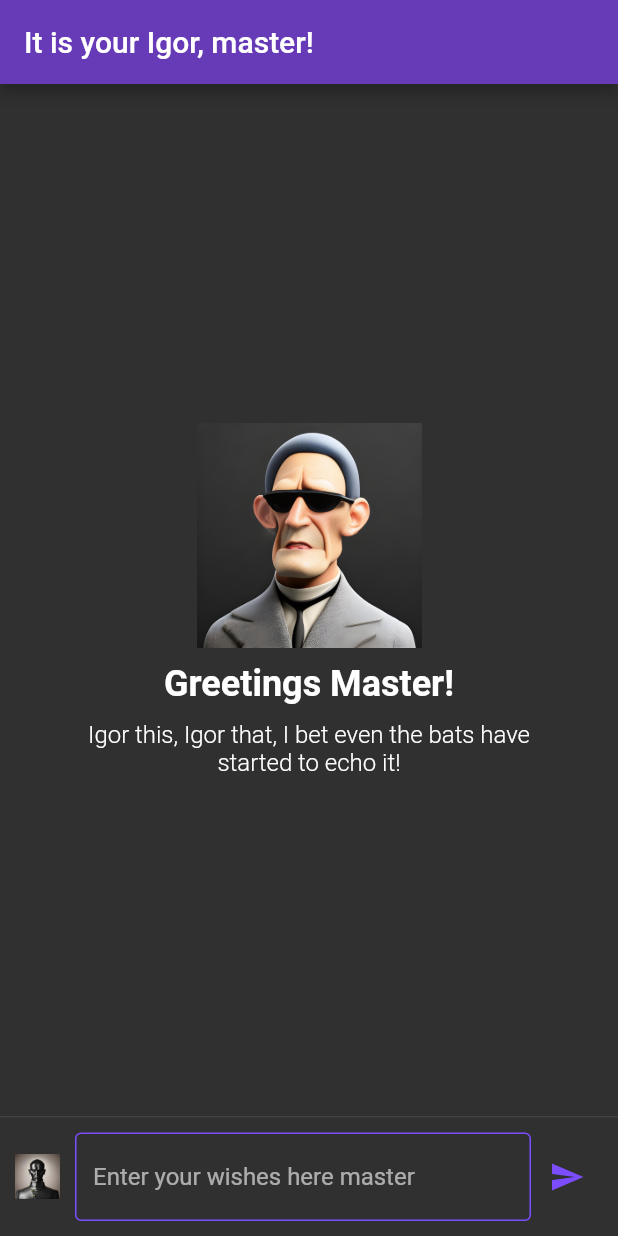
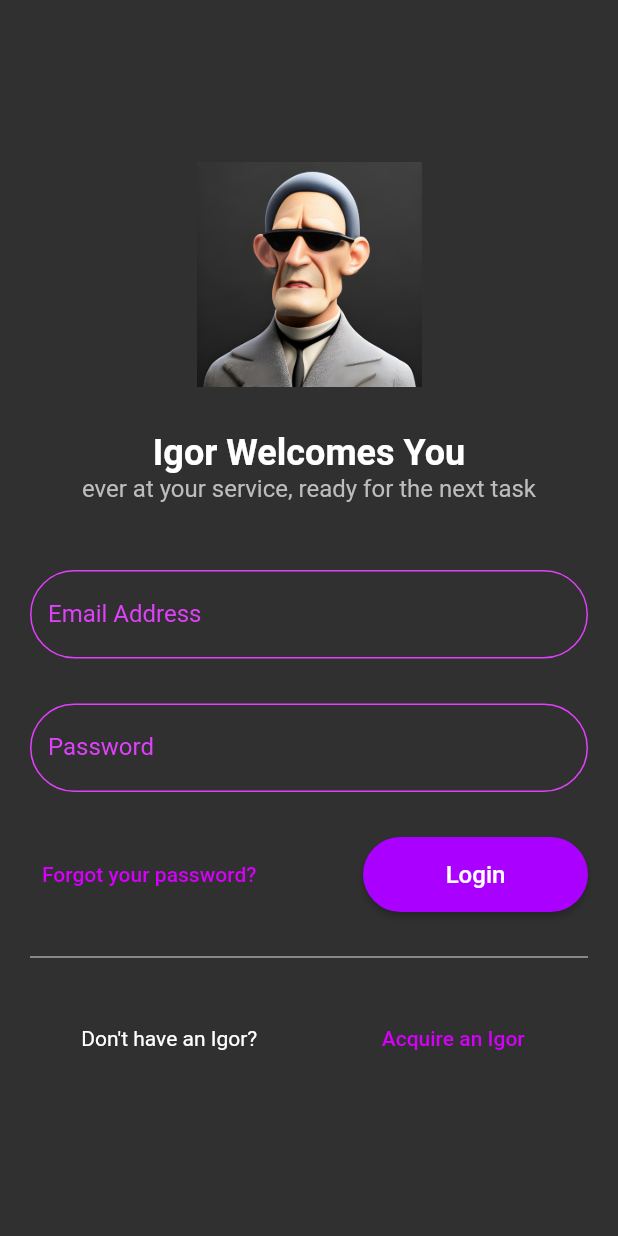
Before and after one commit to themaxut/igor, a Flutter app: the screen it shows after launch, on a phone screen of 412 x 824 dp. Run offline on Flutter 3.47's test engine with Material 2 defaults, Android fonts, the phone set to English and light mode, and no system bars; our stand-ins replace bloc, firebase_core, flutter_bloc; missing offline and left inert: dart_openai; accounts and stored records are empty.

Commit message:
login view design

```diff
--- a/lib/main.dart
+++ b/lib/main.dart
@@ -2,6 +2,7 @@
 import 'package:flutter/material.dart';
 import 'package:igor/services/chat/bloc/chat_bloc.dart';
 import 'package:igor/services/chat/openai_service.dart';
+import 'package:igor/views/auth/login_view.dart';
 import 'package:igor/views/chat/chat_view.dart';
 import 'package:dart_openai/dart_openai.dart';
 import 'package:flutter_bloc/flutter_bloc.dart';
@@ -22,9 +23,9 @@ class IgorApp extends StatelessWidget {
       title: 'Igor',
       theme: ThemeData.dark(),
       home: BlocProvider<ChatBloc>(
-        create: (context) => ChatBloc(apiService: OpenAIService()),
-        child: const ChatView(),
-      ),
+          create: (context) => ChatBloc(apiService: OpenAIService()),
+          child: LoginView() //const ChatView(),
+          ),
     );
   }
 }
--- /dev/null
+++ b/lib/views/auth/login_view.dart
@@ -0,0 +1,160 @@
+import 'package:flutter/material.dart';
+
+class LoginView extends StatelessWidget {
+  final TextEditingController emailController = TextEditingController();
+  final TextEditingController passwordController = TextEditingController();
+
+  LoginView({super.key});
+
+  @override
+  Widget build(BuildContext context) {
+    return Scaffold(
+      body: Center(
+        child: SingleChildScrollView(
+          padding: const EdgeInsets.all(20.0),
+          child: Column(
+            mainAxisAlignment: MainAxisAlignment.center,
+            crossAxisAlignment: CrossAxisAlignment.stretch,
+            children: <Widget>[
+              Image.asset(
+                'assets/images/igor-2.png',
+                height: 150,
+              ),
+              const SizedBox(height: 30.0),
+              const Text(
+                'Igor Welcomes You',
+                textAlign: TextAlign.center,
+                style: TextStyle(
+                  fontSize: 24.0,
+                  fontWeight: FontWeight.bold,
+                ),
+              ),
+              Text(
+                'ever at your service, ready for the next task',
+                textAlign: TextAlign.center,
+                style: TextStyle(
+                  fontSize: 16.0,
+                  color: Colors.grey[400],
+                ),
+              ),
+              const SizedBox(height: 45.0),
+              TextField(
+                controller: emailController,
+                cursorColor: Colors.purpleAccent,
+                decoration: InputDecoration(
+                  border: OutlineInputBorder(
+                    borderRadius: BorderRadius.circular(30),
+                    borderSide: const BorderSide(
+                        color: Colors.purpleAccent, width: 1.0),
+                  ),
+                  enabledBorder: OutlineInputBorder(
+                    borderRadius: BorderRadius.circular(30),
+                    borderSide: const BorderSide(
+                        color: Colors.purpleAccent, width: 1.0),
+                  ),
+                  focusedBorder: OutlineInputBorder(
+                    borderRadius: BorderRadius.circular(30),
+                    borderSide: const BorderSide(
+                        color: Colors.purpleAccent, width: 2.0),
+                  ),
+                  labelText: 'Email Address',
+                  labelStyle: const TextStyle(
+                    color: Colors.purpleAccent,
+                  ),
+                ),
+                keyboardType: TextInputType.emailAddress,
+              ),
+              const SizedBox(height: 30.0),
+              TextField(
+                controller: passwordController,
+                cursorColor: Colors.purpleAccent,
+                decoration: InputDecoration(
+                  border: OutlineInputBorder(
+                    borderRadius: BorderRadius.circular(30),
+                    borderSide: const BorderSide(
+                        color: Colors.purpleAccent, width: 1.0),
+                  ),
+                  enabledBorder: OutlineInputBorder(
+                    borderRadius: BorderRadius.circular(30),
+                    borderSide: const BorderSide(
+                        color: Colors.purpleAccent, width: 1.0),
+                  ),
+                  focusedBorder: OutlineInputBorder(
+                    borderRadius: BorderRadius.circular(30),
+                    borderSide: const BorderSide(
+                        color: Colors.purpleAccent, width: 2.0),
+                  ),
+                  labelText: 'Password',
+                  labelStyle: const TextStyle(
+                    color: Colors.purpleAccent,
+                  ),
+                ),
+                obscureText: true,
+              ),
+              const SizedBox(height: 30.0),
+              Row(
+                children: [
+                  TextButton(
+                    onPressed: () {
+                      // TODO: navigate to forgot password screen
+                    },
+                    child: Text(
+                      'Forgot your password?',
+                      style: TextStyle(
+                        color: Colors.purpleAccent[400],
+                      ),
+                    ),
+                  ),
+                  const Spacer(),
+                  ElevatedButton(
+                    onPressed: () {
+                      // TODO: implement login auth
+                    },
+                    style: ElevatedButton.styleFrom(
+                      backgroundColor: Colors.purpleAccent[700],
+                      shape: RoundedRectangleBorder(
+                        borderRadius: BorderRadius.circular(
+                            30.0), // specify the radius for your button here
+                      ),
+                      minimumSize: const Size(150, 50),
+                    ),
+                    child: const Text(
+                      'Login',
+                      style: TextStyle(
+                        fontSize: 16,
+                      ),
+                    ),
+                  ),
+                ],
+              ),
+              Divider(
+                color: Colors.grey[300],
+                height: 60,
+              ),
+              Row(
+                mainAxisAlignment: MainAxisAlignment.center,
+                children: [
+                  const Text("Don't have an Igor?"),
+                  const SizedBox(
+                    width: 75,
+                  ),
+                  TextButton(
+                    onPressed: () {
+                      // TODO: navigate to registration screen
+                    },
+                    child: Text(
+                      'Acquire an Igor',
+                      style: TextStyle(
+                        color: Colors.purpleAccent[400],
+                      ),
+                    ),
+                  ),
+                ],
+              ),
+            ],
+          ),
+        ),
+      ),
+    );
+  }
+}
```
